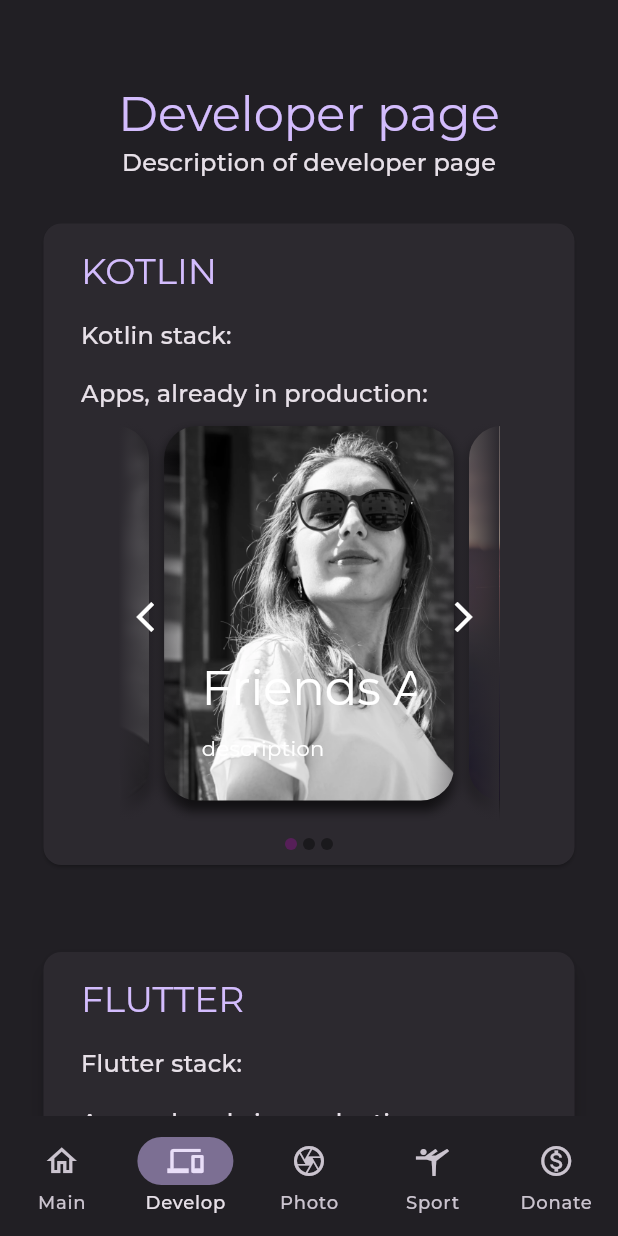
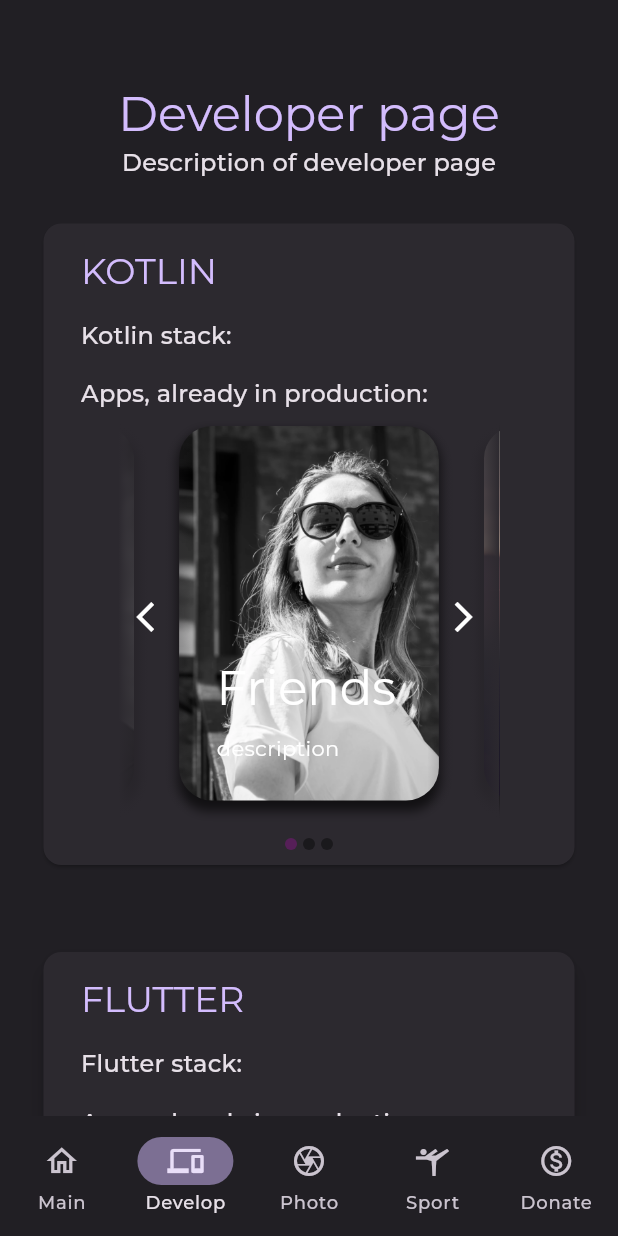
Before and after one commit to Sutemi67/dart_personal_website_front_back, a Flutter app: the screen it shows after launch, item 2 of the bottom bar chosen, on a phone screen of 412 x 824 dp. Run offline on Flutter 3.47's test engine with Material 3 defaults, Android fonts, the phone set to English and light mode, and no system bars; drawn by our look-alikes of carousel_slider; our stand-ins replace google_fonts.

Commit message:
ui patch, buttons

```diff
--- a/bin/routes/afisha.dart
+++ b/bin/routes/afisha.dart
@@ -1,6 +1,7 @@
 import 'package:shelf_static/shelf_static.dart';
 
 final afishaHandler = createStaticHandler(
-  'public/afisha',
+  'public$afishaEndpoint',
   defaultDocument: 'index.html',
 );
+const String afishaEndpoint = '/afisha';
--- a/bin/routes/old_webpage.dart
+++ b/bin/routes/old_webpage.dart
@@ -1,6 +1,7 @@
 import 'package:shelf_static/shelf_static.dart';
 
 final oldWebpageHandler = createStaticHandler(
-  'public/old_website',
+  'public$oldWebsiteEndpoint',
   defaultDocument: 'index.html',
 );
+const String oldWebsiteEndpoint = 'old_website';
--- a/bin/routes/pong.dart
+++ b/bin/routes/pong.dart
@@ -1,6 +1,7 @@
 import 'package:shelf_static/shelf_static.dart';
 
 final pongHandler = createStaticHandler(
-  'public/pong',
+  'public$pongEndpoint',
   defaultDocument: 'index.html',
 );
+const String pongEndpoint = '/pong';
--- a/lib/pages/developer_page/configs/app_info.dart
+++ b/lib/pages/developer_page/configs/app_info.dart
@@ -3,8 +3,11 @@ class AppInfo {
     required this.title,
     required this.description,
     required this.imageUrl,
+    required this.urlToOpen,
   });
+
   final String title;
   final String description;
   final String imageUrl;
+  final String urlToOpen;
 }
--- a/lib/pages/developer_page/configs/apps_lists.dart
+++ b/lib/pages/developer_page/configs/apps_lists.dart
@@ -6,16 +6,19 @@ class AppsLists {
       title: 'Friends Activity',
       description: 'description',
       imageUrl: 'assets/photo10.webp',
+      urlToOpen: '',
     ),
     AppInfo(
       title: 'WOT Calc',
       description: 'description',
       imageUrl: 'assets/photo11.webp',
+      urlToOpen: '',
     ),
     AppInfo(
       title: 'Feelings Diary',
       description: 'description',
       imageUrl: 'assets/photo14.webp',
+      urlToOpen: '',
     ),
   ];
   static const List<AppInfo> flutterList = [
@@ -23,11 +26,19 @@ class AppsLists {
       title: 'Afisha',
       description: 'description',
       imageUrl: 'assets/photo13.webp',
+      urlToOpen: 'http://localhost:7575/afisha',
     ),
     AppInfo(
-      title: 'Website',
+      title: 'Pong game',
       description: 'description',
       imageUrl: 'assets/photo15.webp',
+      urlToOpen: 'http://localhost:7575/pong',
+    ),
+    AppInfo(
+      title: 'Old website',
+      description: 'description',
+      imageUrl: 'assets/photo20.webp',
+      urlToOpen: 'http://localhost:7575/',
     ),
   ];
 }
--- a/lib/pages/developer_page/widgets/flutter_carousel.dart
+++ b/lib/pages/developer_page/widgets/flutter_carousel.dart
@@ -63,6 +63,7 @@ class _FlutterCarouselWidgetState extends State<FlutterCarouselWidget> {
                             imageUrl: el.imageUrl,
                             title: el.title,
                             description: el.description,
+                            urlToOpen: el.urlToOpen,
                           ),
                         )
                         .toList(),
--- a/lib/pages/developer_page/widgets/hero_stack_layout.dart
+++ b/lib/pages/developer_page/widgets/hero_stack_layout.dart
@@ -1,3 +1,4 @@
+import 'package:dart_personal_website_server/common_components/functions.dart';
 import 'package:flutter/material.dart';
 
 class HeroLayoutWidget extends StatelessWidget {
@@ -6,16 +7,20 @@ class HeroLayoutWidget extends StatelessWidget {
     required this.imageUrl,
     required this.title,
     required this.description,
+    required this.urlToOpen,
   });
 
   final String imageUrl;
   final String title;
   final String description;
+  final String urlToOpen;
 
   @override
   Widget build(BuildContext context) {
     return Padding(
-      padding: const EdgeInsets.only(top: 10, bottom: 15, left: 5, right: 5),
+      padding: const EdgeInsets.only(top: 10, bottom: 15, left: 15, right: 15),
+      child: InkWell(
+        onTap: () => goToUrl(urlToOpen),
         child: Stack(
           alignment: AlignmentDirectional.bottomStart,
           children: <Widget>[
@@ -64,6 +69,7 @@ class HeroLayoutWidget extends StatelessWidget {
             ),
           ],
         ),
+      ),
     );
   }
 }
--- a/lib/pages/developer_page/widgets/kotlin_carousel.dart
+++ b/lib/pages/developer_page/widgets/kotlin_carousel.dart
@@ -68,6 +68,7 @@ class _KotlinCarouselWidgetState extends State<KotlinCarouselWidget> {
                             imageUrl: el.imageUrl,
                             title: el.title,
                             description: el.description,
+                            urlToOpen: el.urlToOpen,
                           ),
                         )
                         .toList(),
```
Also changed, not shown: bin/server.dart (+7 -6 lines), 9 other files. Lines whose indentation alone changed are shown as unchanged.
